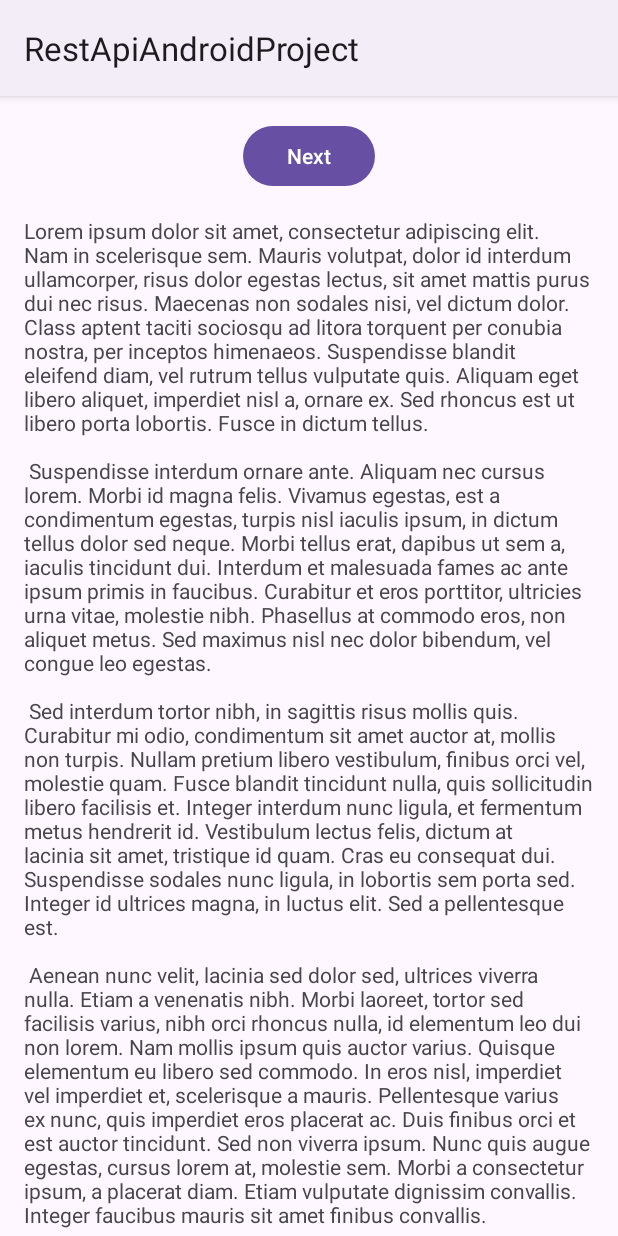
After one commit to N0tR1CH/BooksRestApiAndroidStudio, an Android app: the fragment FirstFragment shown on its own in the app's theme, on a phone screen of 412 x 824 dp. The commit adds this screen. Run offline under Robolectric (Android 15) with nearby library versions, the phone set to English and light mode, and no system bars.

Commit message:
Finish task

```diff
--- a/app/build.gradle.kts
+++ b/app/build.gradle.kts
@@ -26,6 +26,9 @@ android {
         sourceCompatibility = JavaVersion.VERSION_1_8
         targetCompatibility = JavaVersion.VERSION_1_8
     }
+    buildFeatures {
+        viewBinding = true
+    }
 }
 
 dependencies {
@@ -33,6 +36,8 @@ dependencies {
     implementation("androidx.appcompat:appcompat:1.6.1")
     implementation("com.google.android.material:material:1.11.0")
     implementation("androidx.constraintlayout:constraintlayout:2.1.4")
+    implementation("androidx.navigation:navigation-fragment:2.6.0")
+    implementation("androidx.navigation:navigation-ui:2.6.0")
     testImplementation("junit:junit:4.13.2")
     androidTestImplementation("androidx.test.ext:junit:1.1.5")
     androidTestImplementation("androidx.test.espresso:espresso-core:3.5.1")
--- /dev/null
+++ b/app/src/main/java/com/example/restapiandroidproject/FirstFragment.java
@@ -0,0 +1,47 @@
+package com.example.restapiandroidproject;
+
+import android.os.Bundle;
+import android.view.LayoutInflater;
+import android.view.View;
+import android.view.ViewGroup;
+
+import androidx.annotation.NonNull;
+import androidx.fragment.app.Fragment;
+import androidx.navigation.fragment.NavHostFragment;
+
+import com.example.restapiandroidproject.databinding.FragmentFirstBinding;
+
+public class FirstFragment extends Fragment {
+
+    private FragmentFirstBinding binding;
+
+    @Override
+    public View onCreateView(
+            LayoutInflater inflater, ViewGroup container,
+            Bundle savedInstanceState
+    ) {
+
+        binding = FragmentFirstBinding.inflate(inflater, container, false);
+        return binding.getRoot();
+
+    }
+
+    public void onViewCreated(@NonNull View view, Bundle savedInstanceState) {
+        super.onViewCreated(view, savedInstanceState);
+
+        binding.buttonFirst.setOnClickListener(new View.OnClickListener() {
+            @Override
+            public void onClick(View view) {
+                NavHostFragment.findNavController(FirstFragment.this)
+                        .navigate(R.id.action_FirstFragment_to_SecondFragment);
+            }
+        });
+    }
+
+    @Override
+    public void onDestroyView() {
+        super.onDestroyView();
+        binding = null;
+    }
+
+}
--- /dev/null
+++ b/app/src/main/res/layout/fragment_first.xml
@@ -0,0 +1,35 @@
+<?xml version="1.0" encoding="utf-8"?>
+<androidx.core.widget.NestedScrollView xmlns:android="http://schemas.android.com/apk/res/android"
+    xmlns:app="http://schemas.android.com/apk/res-auto"
+    xmlns:tools="http://schemas.android.com/tools"
+    android:layout_width="match_parent"
+    android:layout_height="match_parent"
+    tools:context=".FirstFragment">
+
+    <androidx.constraintlayout.widget.ConstraintLayout
+        android:layout_width="match_parent"
+        android:layout_height="match_parent"
+        android:padding="16dp">
+
+        <Button
+            android:id="@+id/button_first"
+            android:layout_width="wrap_content"
+            android:layout_height="wrap_content"
+            android:text="@string/next"
+            app:layout_constraintBottom_toTopOf="@id/textview_first"
+            app:layout_constraintEnd_toEndOf="parent"
+            app:layout_constraintStart_toStartOf="parent"
+            app:layout_constraintTop_toTopOf="parent" />
+
+        <TextView
+            android:id="@+id/textview_first"
+            android:layout_width="wrap_content"
+            android:layout_height="wrap_content"
+            android:layout_marginTop="16dp"
+            android:text="@string/lorem_ipsum"
+            app:layout_constraintBottom_toBottomOf="parent"
+            app:layout_constraintEnd_toEndOf="parent"
+            app:layout_constraintStart_toStartOf="parent"
+            app:layout_constraintTop_toBottomOf="@id/button_first" />
+    </androidx.constraintlayout.widget.ConstraintLayout>
+</androidx.core.widget.NestedScrollView>
--- /dev/null
+++ b/app/src/main/res/values-land/dimens.xml
@@ -0,0 +1,3 @@
+<resources>
+    <dimen name="fab_margin">48dp</dimen>
+</resources>
--- /dev/null
+++ b/app/src/main/res/values-v23/themes.xml
@@ -0,0 +1,9 @@
+<resources xmlns:tools="http://schemas.android.com/tools">
+
+    <style name="Theme.RestApiAndroidProject" parent="Base.Theme.RestApiAndroidProject">
+        <!-- Transparent system bars for edge-to-edge. -->
+        <item name="android:navigationBarColor">@android:color/transparent</item>
+        <item name="android:statusBarColor">@android:color/transparent</item>
+        <item name="android:windowLightStatusBar">?attr/isLightTheme</item>
+    </style>
+</resources>
--- /dev/null
+++ b/app/src/main/res/values-w1240dp/dimens.xml
@@ -0,0 +1,3 @@
+<resources>
+    <dimen name="fab_margin">200dp</dimen>
+</resources>
--- /dev/null
+++ b/app/src/main/res/values-w600dp/dimens.xml
@@ -0,0 +1,3 @@
+<resources>
+    <dimen name="fab_margin">48dp</dimen>
+</resources>
--- /dev/null
+++ b/app/src/main/res/values/dimens.xml
@@ -0,0 +1,3 @@
+<resources>
+    <dimen name="fab_margin">16dp</dimen>
+</resources>
--- a/app/src/main/res/values/strings.xml
+++ b/app/src/main/res/values/strings.xml
@@ -3,4 +3,47 @@
     <string name="book_cover">Book cover</string>
     <string name="clear_search">Clear search</string>
     <string name="search">Search</string>
+    <string name="title_activity_book_details">BookDetailsActivity</string>
+    <!-- Strings used for fragments for navigation -->
+    <string name="first_fragment_label">First Fragment</string>
+    <string name="second_fragment_label">Second Fragment</string>
+    <string name="next">Next</string>
+    <string name="previous">Previous</string>
+
+    <string name="lorem_ipsum">
+        Lorem ipsum dolor sit amet, consectetur adipiscing elit. Nam in scelerisque sem. Mauris
+        volutpat, dolor id interdum ullamcorper, risus dolor egestas lectus, sit amet mattis purus
+        dui nec risus. Maecenas non sodales nisi, vel dictum dolor. Class aptent taciti sociosqu ad
+        litora torquent per conubia nostra, per inceptos himenaeos. Suspendisse blandit eleifend
+        diam, vel rutrum tellus vulputate quis. Aliquam eget libero aliquet, imperdiet nisl a,
+        ornare ex. Sed rhoncus est ut libero porta lobortis. Fusce in dictum tellus.\n\n
+        Suspendisse interdum ornare ante. Aliquam nec cursus lorem. Morbi id magna felis. Vivamus
+        egestas, est a condimentum egestas, turpis nisl iaculis ipsum, in dictum tellus dolor sed
+        neque. Morbi tellus erat, dapibus ut sem a, iaculis tincidunt dui. Interdum et malesuada
+        fames ac ante ipsum primis in faucibus. Curabitur et eros porttitor, ultricies urna vitae,
+        molestie nibh. Phasellus at commodo eros, non aliquet metus. Sed maximus nisl nec dolor
+        bibendum, vel congue leo egestas.\n\n
+        Sed interdum tortor nibh, in sagittis risus mollis quis. Curabitur mi odio, condimentum sit
+        amet auctor at, mollis non turpis. Nullam pretium libero vestibulum, finibus orci vel,
+        molestie quam. Fusce blandit tincidunt nulla, quis sollicitudin libero facilisis et. Integer
+        interdum nunc ligula, et fermentum metus hendrerit id. Vestibulum lectus felis, dictum at
+        lacinia sit amet, tristique id quam. Cras eu consequat dui. Suspendisse sodales nunc ligula,
+        in lobortis sem porta sed. Integer id ultrices magna, in luctus elit. Sed a pellentesque
+        est.\n\n
+        Aenean nunc velit, lacinia sed dolor sed, ultrices viverra nulla. Etiam a venenatis nibh.
+        Morbi laoreet, tortor sed facilisis varius, nibh orci rhoncus nulla, id elementum leo dui
+        non lorem. Nam mollis ipsum quis auctor varius. Quisque elementum eu libero sed commodo. In
+        eros nisl, imperdiet vel imperdiet et, scelerisque a mauris. Pellentesque varius ex nunc,
+        quis imperdiet eros placerat ac. Duis finibus orci et est auctor tincidunt. Sed non viverra
+        ipsum. Nunc quis augue egestas, cursus lorem at, molestie sem. Morbi a consectetur ipsum, a
+        placerat diam. Etiam vulputate dignissim convallis. Integer faucibus mauris sit amet finibus
+        convallis.\n\n
+        Phasellus in aliquet mi. Pellentesque habitant morbi tristique senectus et netus et
+        malesuada fames ac turpis egestas. In volutpat arcu ut felis sagittis, in finibus massa
+        gravida. Pellentesque id tellus orci. Integer dictum, lorem sed efficitur ullamcorper,
+        libero justo consectetur ipsum, in mollis nisl ex sed nisl. Donec maximus ullamcorper
+        sodales. Praesent bibendum rhoncus tellus nec feugiat. In a ornare nulla. Donec rhoncus
+        libero vel nunc consequat, quis tincidunt nisl eleifend. Cras bibendum enim a justo luctus
+        vestibulum. Fusce dictum libero quis erat maximus, vitae volutpat diam dignissim.
+    </string>
 </resources>
```
Also changed, not shown: app/src/main/AndroidManifest.xml (+7 -1 lines), app/src/main/java/com/example/restapiandroidproject/BookDetailsActivity.java (added, +47 -0 lines), app/src/main/java/com/example/restapiandroidproject/MainActivity.java (+12 -3 lines), app/src/main/java/com/example/restapiandroidproject/SecondFragment.java (added, +47 -0 lines), app/src/main/res/layout/activity_book_details.xml (added, +29 -0 lines), app/src/main/res/layout/content_book_details.xml (added, +19 -0 lines), app/src/main/res/layout/fragment_second.xml (added, +35 -0 lines), app/src/main/res/navigation/nav_graph.xml (added, +28 -0 lines).
